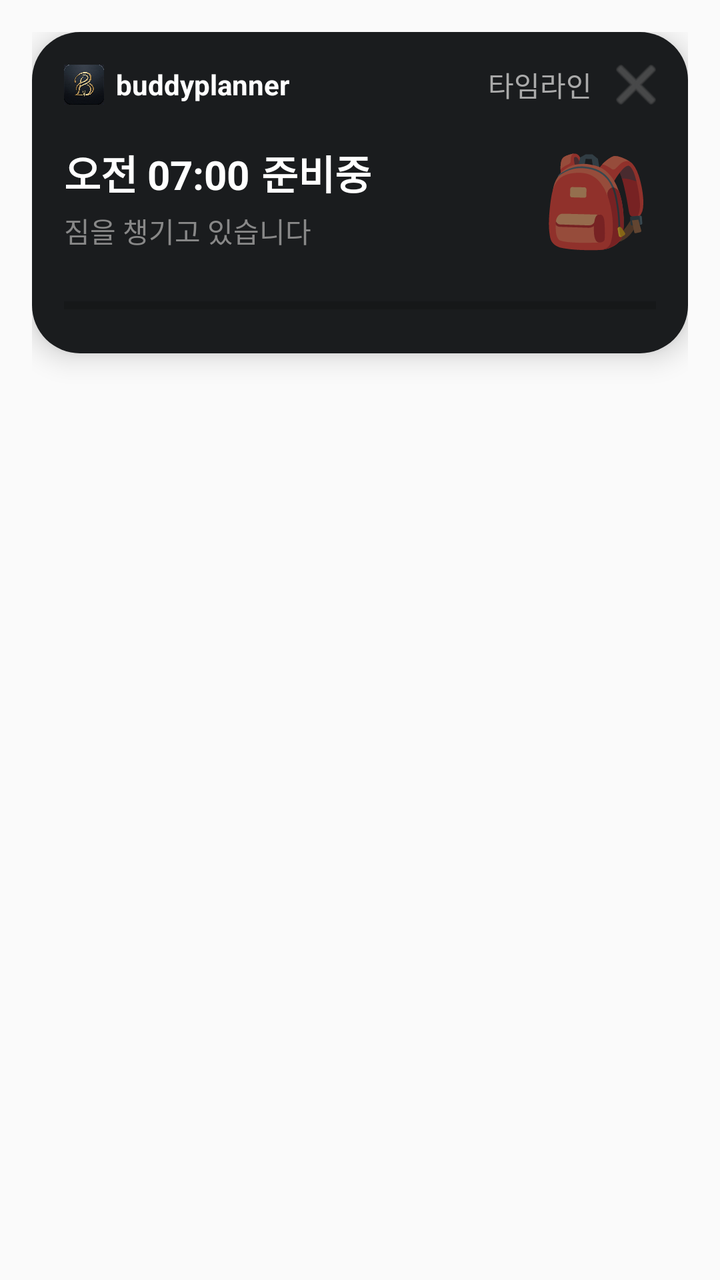
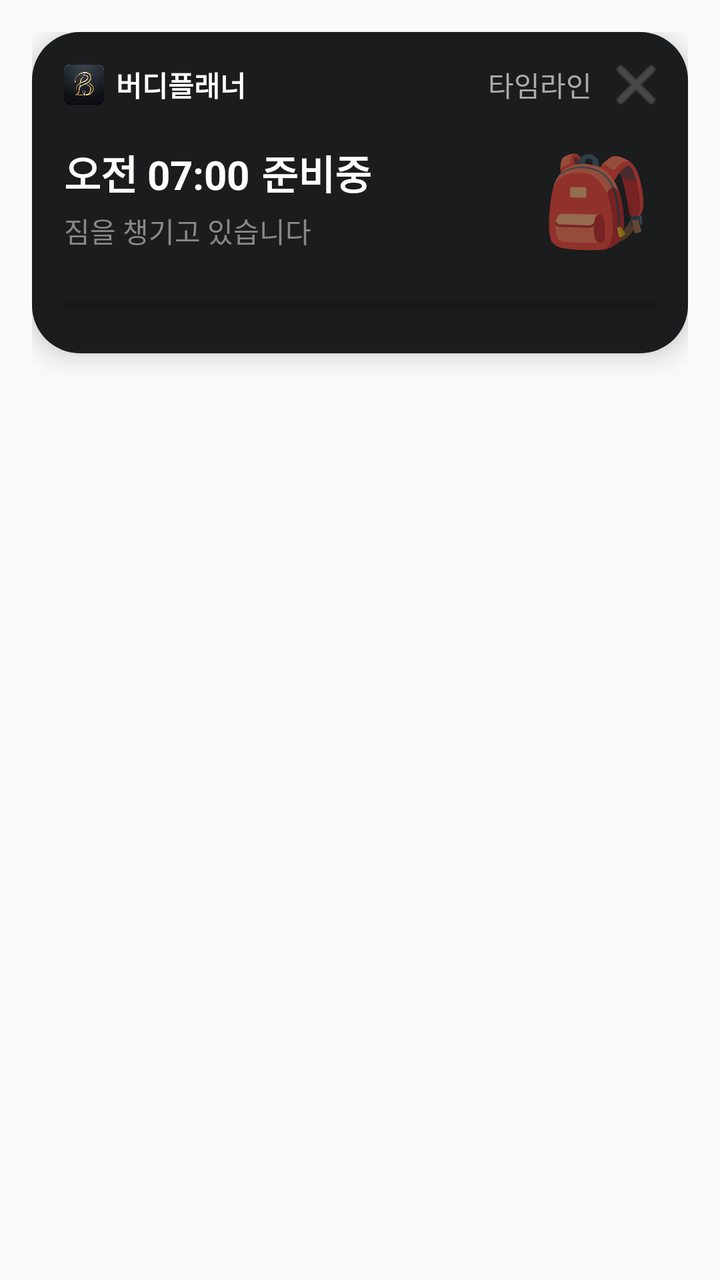

The first picture is an Android layout as it rendered before a commit; the second is the same layout after the commit. The layout source and the unified diff follow.
<!-- AndroidManifest.xml: application theme AppTheme -->
<!-- res/layout/layout_floating_tracker.xml -->
<?xml version="1.0" encoding="utf-8"?>
<LinearLayout xmlns:android="http://schemas.android.com/apk/res/android"
    android:layout_width="match_parent"
    android:layout_height="wrap_content"
    android:gravity="center_horizontal"
    android:orientation="vertical"
    android:padding="16dp">

    <RelativeLayout
        android:layout_width="match_parent"
        android:layout_height="wrap_content"
        android:background="@drawable/bg_floating_popup"
        android:elevation="8dp"
        android:padding="16dp">

        
        <LinearLayout
            android:id="@+id/llHeader"
            android:layout_width="match_parent"
            android:layout_height="wrap_content"
            android:orientation="horizontal"
            android:gravity="center_vertical">

            
            <ImageView
                android:layout_width="20dp"
                android:layout_height="20dp"
                android:src="@drawable/alarm_logo" 
                android:scaleType="centerCrop"/>

            
            <TextView
                android:layout_width="wrap_content"
                android:layout_height="wrap_content"
                android:text="buddyplanner"
                android:textColor="#FFFFFF"
                android:textStyle="bold"
                android:textSize="14sp"
                android:layout_marginLeft="6dp" />

            
            <View
                android:layout_width="0dp"
                android:layout_height="0dp"
                android:layout_weight="1" />

            
            <TextView
                android:layout_width="wrap_content"
                android:layout_height="wrap_content"
                android:text="타임라인"
                android:textColor="#AAAAAA"
                android:textSize="14sp" />
                
            
            <ImageButton
                android:id="@+id/btnClosePopup"
                android:layout_width="20dp"
                android:layout_height="20dp"
                android:layout_marginLeft="12dp"
                android:background="?android:attr/selectableItemBackgroundBorderless"
                android:src="@android:drawable/ic_menu_close_clear_cancel"
                android:tint="#666666" />
        </LinearLayout>

        
        <RelativeLayout
            android:id="@+id/rlContent"
            android:layout_width="match_parent"
            android:layout_height="wrap_content"
            android:layout_below="@id/llHeader"
            android:layout_marginTop="16dp">

            <LinearLayout
                android:layout_width="wrap_content"
                android:layout_height="wrap_content"
                android:layout_alignParentLeft="true"
                android:layout_toLeftOf="@+id/tvStatusEmoji"
                android:layout_centerVertical="true"
                android:orientation="vertical">

                
                <LinearLayout
                    android:layout_width="wrap_content"
                    android:layout_height="wrap_content"
                    android:orientation="horizontal"
                    android:gravity="center_vertical">
                    
                    <TextView
                        android:id="@+id/tvPopupTime"
                        android:layout_width="wrap_content"
                        android:layout_height="wrap_content"
                        android:text="오전 07:00"
                        android:textColor="#FFFFFF"
                        android:textSize="20sp"
                        android:textStyle="bold"
                        android:layout_marginRight="6dp"/>
                        
                    <TextView
                        android:id="@+id/tvPopupTitle"
                        android:layout_width="wrap_content"
                        android:layout_height="wrap_content"
                        android:text="준비중"
                        android:textColor="#FFFFFF"
                        android:textSize="20sp"
                        android:textStyle="bold" />
                </LinearLayout>

                
                <TextView
                    android:id="@+id/tvPopupStatus"
                    android:layout_width="wrap_content"
                    android:layout_height="wrap_content"
                    android:text="짐을 챙기고 있습니다"
                    android:textColor="#888888"
                    android:textSize="14sp"
                    android:layout_marginTop="4dp" />
            </LinearLayout>

            
            <TextView
                android:id="@+id/tvStatusEmoji"
                android:layout_width="60dp"
                android:layout_height="60dp"
                android:layout_alignParentRight="true"
                android:layout_centerVertical="true"
                android:gravity="center"
                android:text="🎒" 
                android:textSize="44sp" />

        </RelativeLayout>

        
        <ProgressBar
            android:id="@+id/pbPopupProgress"
            style="?android:attr/progressBarStyleHorizontal"
            android:layout_width="match_parent"
            android:layout_height="wrap_content"
            android:layout_below="@id/rlContent"
            android:layout_marginTop="16dp"
            android:max="100"
            android:progress="0"
            android:progressTint="#00E676" />

    </RelativeLayout>
</LinearLayout>
<!-- resources referenced by this layout -->
<resources>
  <!-- drawable alarm_logo: png bitmap (drawable, 316551 bytes) -->
  <!-- drawable bg_floating_popup (drawable) -->
  <?xml version="1.0" encoding="utf-8"?>
  <shape xmlns:android="http://schemas.android.com/apk/res/android"
      android:shape="rectangle">
      <solid android:color="#1A1C1E" />
      <corners android:radius="24dp" />
  </shape>
  <style name="AppTheme" parent="Theme.AppCompat.Light.DarkActionBar">
          
          <item name="colorPrimary">@color/colorPrimary</item>
          <item name="colorPrimaryDark">@color/colorPrimaryDark</item>
          <item name="colorAccent">@color/colorAccent</item>
      </style>
</resources>

<!-- the commit's change to res/layout/layout_floating_tracker.xml (unified diff, before → after) -->
@@ -32,7 +32,7 @@
             <TextView
                 android:layout_width="wrap_content"
                 android:layout_height="wrap_content"
-                android:text="buddyplanner"
+                android:text="버디플래너"
                 android:textColor="#FFFFFF"
                 android:textStyle="bold"
                 android:textSize="14sp"
